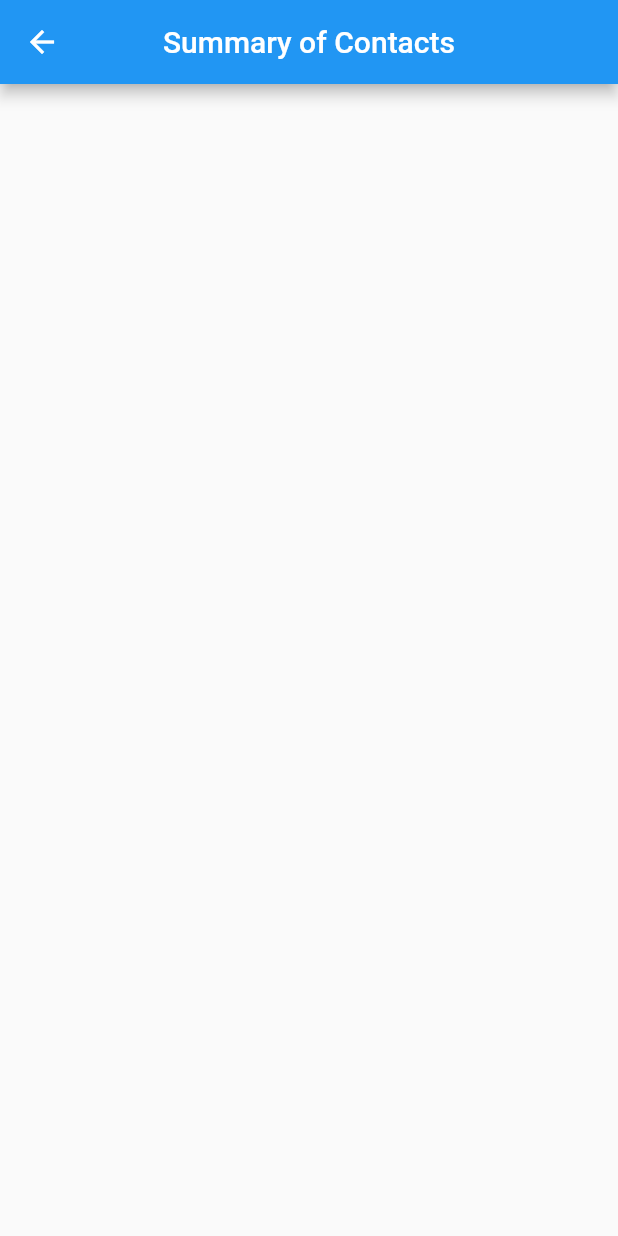
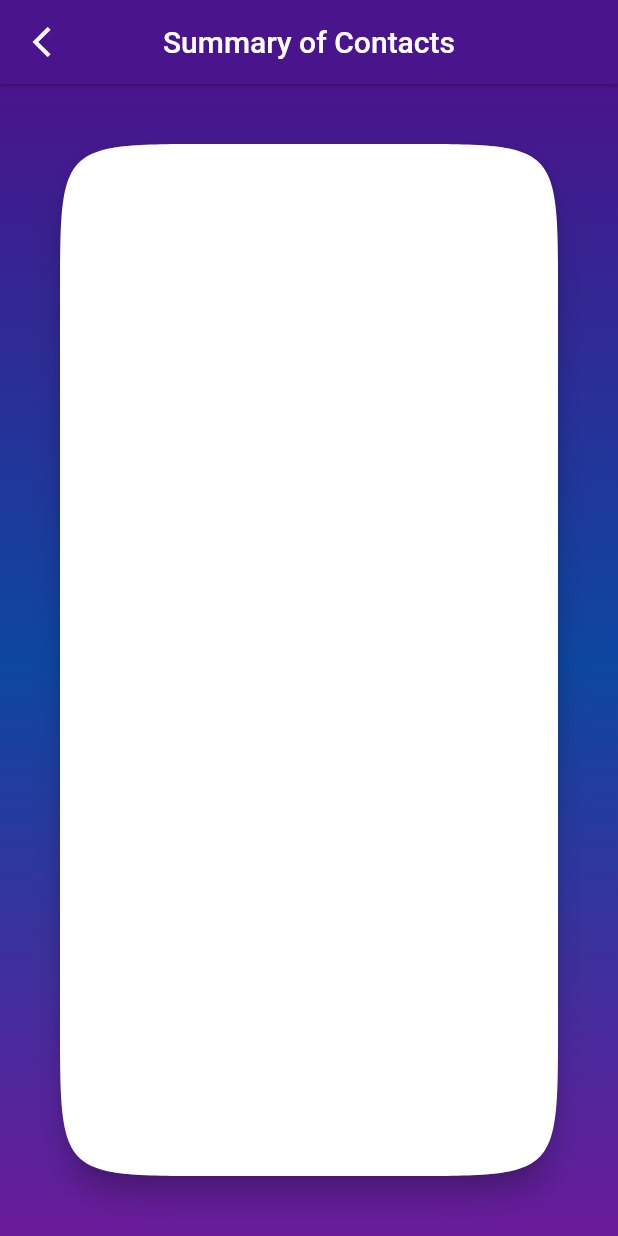
Before and after one commit to Dhi13man/SafeSyncIoT, a Flutter app: the ContactEventSummary screen opened by its route, on a phone screen of 412 x 824 dp. Run offline on Flutter 3.47's test engine with Material 2 defaults, Android fonts, the phone set to English and light mode, and no system bars; our stand-ins replace bloc, flutter_bloc, moor, sqflite, sqflite_common_ffi; missing offline and left inert: moor2csv, undo; accounts and stored records are empty; generated files the repository leaves out were written again; statements that could not run were skipped.

Commit message:
UI Background colors change

```diff
--- a/lib/Backend/constants.dart
+++ b/lib/Backend/constants.dart
@@ -14,10 +14,10 @@ class ImportantConstants {
   bool get onMobileScreen => Platform.isIOS || Platform.isAndroid;
   BoxDecoration get bgGradDecoration => BoxDecoration(
         gradient: LinearGradient(
-          begin: Alignment.topLeft,
-          end: Alignment.bottomRight,
+          begin: Alignment.topCenter,
+          end: Alignment.bottomCenter,
           tileMode: TileMode.mirror,
-          colors: [bgGradMid, bgGradBegin, bgGradEnd],
+          colors: [bgGradBegin, bgGradMid, bgGradEnd],
         ),
       );
 
--- a/lib/UI/ContactPage/contactPage.dart
+++ b/lib/UI/ContactPage/contactPage.dart
@@ -13,9 +13,9 @@ class ContactPage extends StatelessWidget {
           'Contact the Creators!',
           style: TextStyle(fontWeight: FontWeight.bold, fontSize: 20),
         ),
-        elevation: 3,
+        elevation: 1,
         centerTitle: true,
-        backgroundColor: importantConstants.bgGradMid,
+        backgroundColor: importantConstants.bgGradBegin,
       ),
       body: Container(
         height: _dimensions.height,
--- a/lib/UI/employeeManage/components/employeeAdd.dart
+++ b/lib/UI/employeeManage/components/employeeAdd.dart
@@ -228,8 +228,8 @@ class EmployeeAdd extends StatelessWidget {
         title: // Changes based on whether Adding new or editing.
             Text((employee == null) ? 'Add a new Employee' : 'Update Employee'),
         centerTitle: true,
-        backgroundColor: importantConstants.bgGradMid,
-        elevation: 2,
+        backgroundColor: importantConstants.bgGradBegin,
+        elevation: 1,
         leading: IconButton(
           icon: Icon(Icons.arrow_back_ios_sharp),
           onPressed: () => Navigator.pop(context),
--- a/lib/UI/employeeManage/employeeManage.dart
+++ b/lib/UI/employeeManage/employeeManage.dart
@@ -107,7 +107,7 @@ class _EmployeeManagementState extends State<EmployeeManagement> {
       appBar: AppBar(
         title: Text('Manage your Employees'),
         centerTitle: true,
-        backgroundColor: importantConstants.bgGradMid,
+        backgroundColor: importantConstants.bgGradBegin,
         leading: IconButton(
           icon: Icon(Icons.arrow_back_ios_sharp),
           onPressed: () => Navigator.pop(context),
--- a/lib/UI/home/components/logs/components/contactEventSummary.dart
+++ b/lib/UI/home/components/logs/components/contactEventSummary.dart
@@ -1,4 +1,14 @@
 import 'package:flutter/material.dart';
+
+import 'package:safe_sync/Backend/constants.dart';
+import 'package:safe_sync/Backend/Database/datafiles/Database.dart';
+
+class EmployeeEventData {
+  Employee employee;
+  int contacts;
+  int dangerousContacts;
+  int sanitizations;
+}
 
 class ContactEventSummary extends StatelessWidget {
   @override
@@ -8,6 +18,29 @@ class ContactEventSummary extends StatelessWidget {
         // Changes based on whether Adding new or editing.
         title: Text('Summary of Contacts'),
         centerTitle: true,
+        backgroundColor: importantConstants.bgGradBegin,
+        elevation: 1,
+        leading: IconButton(
+          icon: Icon(Icons.arrow_back_ios_sharp),
+          onPressed: () => Navigator.pop(context),
+        ),
+      ),
+      body: Container(
+        decoration: importantConstants.bgGradDecoration,
+        child: Card(
+          margin: EdgeInsets.all(40),
+          shape: ContinuousRectangleBorder(
+            borderRadius: BorderRadius.circular(100),
+          ),
+          elevation: 8,
+          child: Container(
+            padding: EdgeInsets.symmetric(vertical: 5, horizontal: 5),
+            margin: EdgeInsets.symmetric(vertical: 5, horizontal: 10),
+            child: Column(
+              children: [Container()],
+            ),
+          ),
+        ),
       ),
     );
   }
--- a/lib/UI/home/components/logs/logs.dart
+++ b/lib/UI/home/components/logs/logs.dart
@@ -48,7 +48,7 @@ class EmployeeList extends StatelessWidget {
                         key: ValueKey(_events[index].key),
                       )
                     : Container(),
-                duration: Duration(milliseconds: 250),
+                duration: Duration(milliseconds: 450),
                 crossFadeState: (!snapshot.hasData)
                     ? CrossFadeState.showFirst
                     : CrossFadeState.showSecond,
--- a/lib/UI/home/components/statistics/components/filteredEvents.dart
+++ b/lib/UI/home/components/statistics/components/filteredEvents.dart
@@ -84,7 +84,7 @@ class FilteredEventsView extends StatelessWidget {
             ? 'Employee Events Log'
             : 'Showing all contacts'),
         centerTitle: true,
-        backgroundColor: importantConstants.bgGradMid,
+        backgroundColor: importantConstants.bgGradBegin,
         leading: IconButton(
           icon: Icon(Icons.arrow_back_ios_sharp),
           onPressed: () => Navigator.pop(context),
```
Also changed, not shown: 1 other file.
